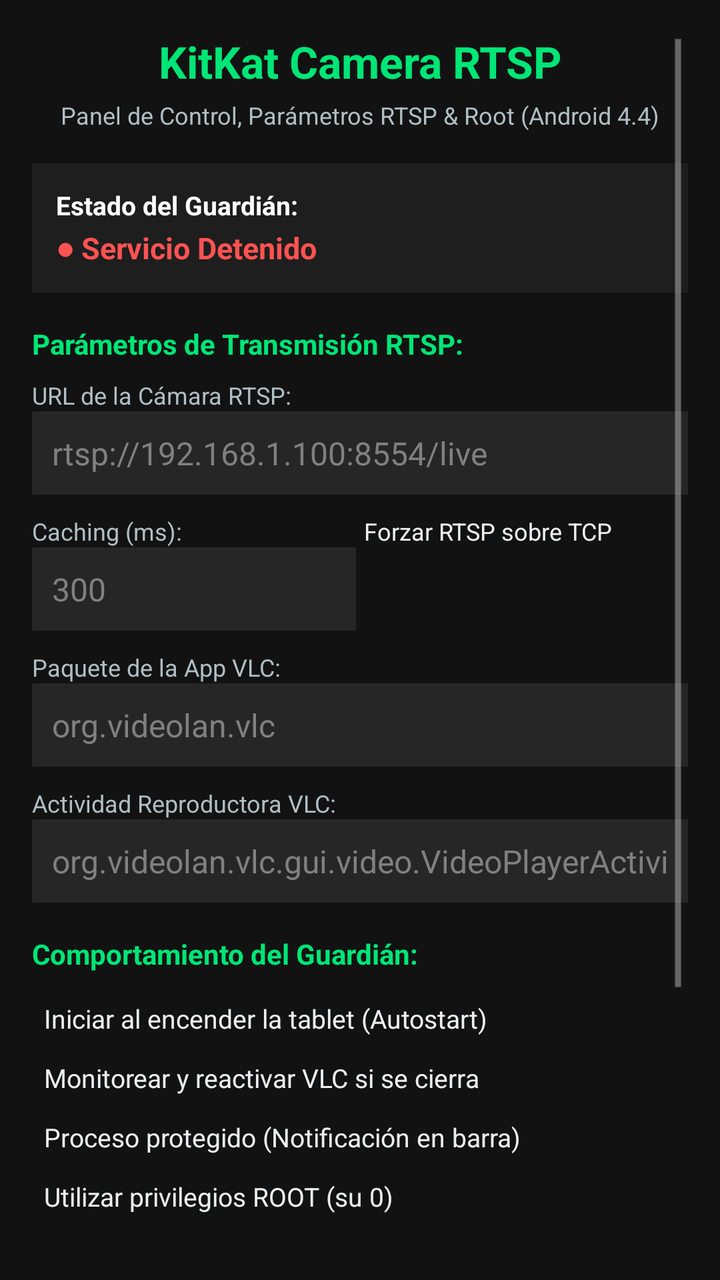
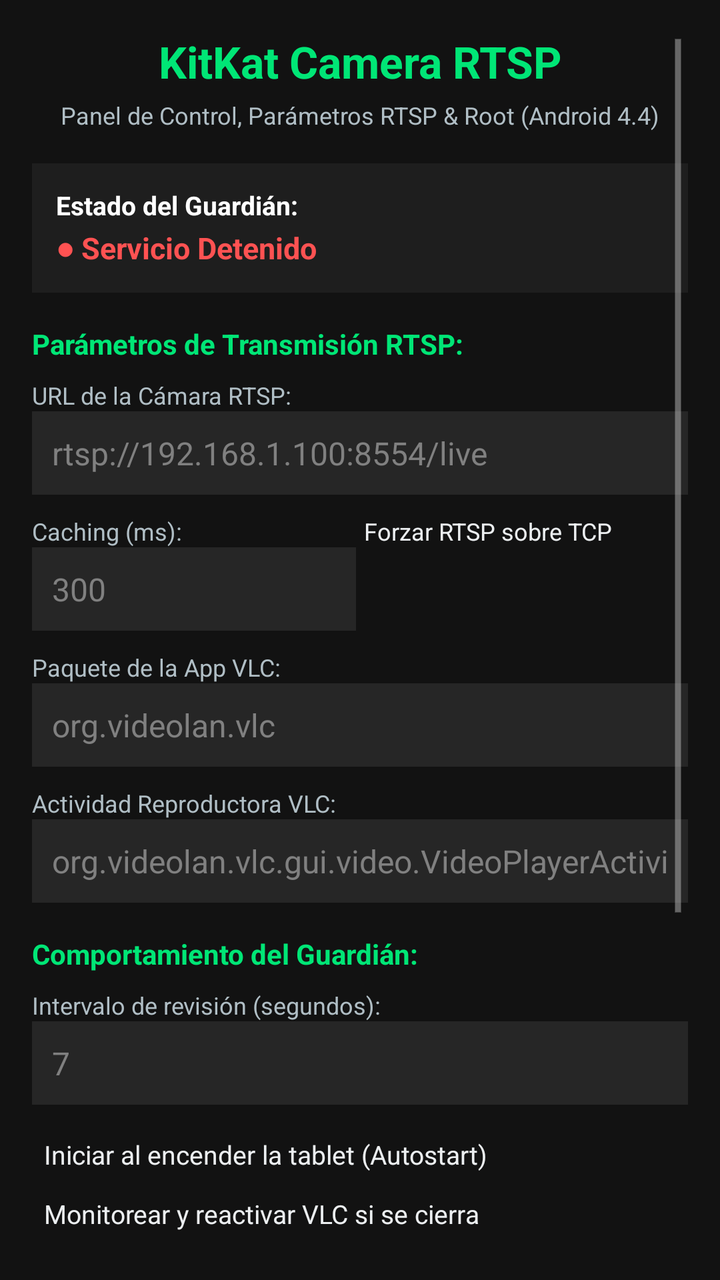

Before-and-after screenshots of an Android layout around one commit, followed by the original layout XML and the change that was made.
<!-- AndroidManifest.xml: application theme android:Theme.Holo.NoActionBar -->
<!-- res/layout/activity_main.xml -->
<?xml version="1.0" encoding="utf-8"?>
<ScrollView xmlns:android="http://schemas.android.com/apk/res/android"
    android:layout_width="match_parent"
    android:layout_height="match_parent"
    android:background="#121212"
    android:padding="16dp">

    <LinearLayout
        android:layout_width="match_parent"
        android:layout_height="wrap_content"
        android:orientation="vertical">

        
        <TextView
            android:layout_width="match_parent"
            android:layout_height="wrap_content"
            android:text="@string/app_name"
            android:textColor="#00E676"
            android:textSize="22sp"
            android:textStyle="bold"
            android:gravity="center"
            android:layout_marginBottom="4dp" />

        <TextView
            android:layout_width="match_parent"
            android:layout_height="wrap_content"
            android:text="@string/sub_header"
            android:textColor="#B0BEC5"
            android:textSize="12sp"
            android:gravity="center"
            android:layout_marginBottom="16dp" />

        
        <LinearLayout
            android:layout_width="match_parent"
            android:layout_height="wrap_content"
            android:orientation="vertical"
            android:background="#1E1E1E"
            android:padding="12dp"
            android:layout_marginBottom="16dp">

            <TextView
                android:layout_width="wrap_content"
                android:layout_height="wrap_content"
                android:text="@string/status_label"
                android:textColor="#FFFFFF"
                android:textSize="13sp"
                android:textStyle="bold" />

            <TextView
                android:id="@+id/tv_status"
                android:layout_width="wrap_content"
                android:layout_height="wrap_content"
                android:text="@string/status_stopped"
                android:textColor="#FF5252"
                android:textSize="15sp"
                android:textStyle="bold"
                android:layout_marginTop="2dp" />
        </LinearLayout>

        
        <TextView
            android:layout_width="wrap_content"
            android:layout_height="wrap_content"
            android:text="@string/rtsp_params_header"
            android:textColor="#00E676"
            android:textSize="14sp"
            android:textStyle="bold"
            android:layout_marginBottom="8dp" />

        <TextView
            android:layout_width="wrap_content"
            android:layout_height="wrap_content"
            android:text="@string/rtsp_url_label"
            android:textColor="#B0BEC5"
            android:textSize="12sp" />

        <EditText
            android:id="@+id/et_rtsp_url"
            android:layout_width="match_parent"
            android:layout_height="wrap_content"
            android:hint="rtsp://192.168.1.100:8554/live"
            android:textColor="#FFFFFF"
            android:background="#262626"
            android:padding="10dp"
            android:singleLine="true"
            android:inputType="textUri"
            android:layout_marginBottom="10dp" />

        <LinearLayout
            android:layout_width="match_parent"
            android:layout_height="wrap_content"
            android:orientation="horizontal"
            android:layout_marginBottom="10dp">

            <LinearLayout
                android:layout_width="0dp"
                android:layout_height="wrap_content"
                android:layout_weight="1"
                android:orientation="vertical"
                android:layout_marginRight="4dp">

                <TextView
                    android:layout_width="wrap_content"
                    android:layout_height="wrap_content"
                    android:text="@string/caching_label"
                    android:textColor="#B0BEC5"
                    android:textSize="12sp" />

                <EditText
                    android:id="@+id/et_network_caching"
                    android:layout_width="match_parent"
                    android:layout_height="wrap_content"
                    android:hint="300"
                    android:textColor="#FFFFFF"
                    android:background="#262626"
                    android:padding="10dp"
                    android:inputType="number"
                    android:singleLine="true" />
            </LinearLayout>

            <CheckBox
                android:id="@+id/cb_rtsp_tcp"
                android:layout_width="0dp"
                android:layout_height="match_parent"
                android:layout_weight="1"
                android:text="@string/force_tcp_label"
                android:textColor="#ECEFF1"
                android:textSize="12sp"
                android:layout_gravity="center_vertical" />
        </LinearLayout>

        <TextView
            android:layout_width="wrap_content"
            android:layout_height="wrap_content"
            android:text="@string/vlc_pkg_label"
            android:textColor="#B0BEC5"
            android:textSize="12sp" />

        <EditText
            android:id="@+id/et_vlc_package"
            android:layout_width="match_parent"
            android:layout_height="wrap_content"
            android:hint="org.videolan.vlc"
            android:textColor="#FFFFFF"
            android:background="#262626"
            android:padding="10dp"
            android:singleLine="true"
            android:layout_marginBottom="10dp" />

        <TextView
            android:layout_width="wrap_content"
            android:layout_height="wrap_content"
            android:text="@string/vlc_act_label"
            android:textColor="#B0BEC5"
            android:textSize="12sp" />

        <EditText
            android:id="@+id/et_vlc_activity"
            android:layout_width="match_parent"
            android:layout_height="wrap_content"
            android:hint="org.videolan.vlc.gui.video.VideoPlayerActivity"
            android:textColor="#FFFFFF"
            android:background="#262626"
            android:padding="10dp"
            android:singleLine="true"
            android:layout_marginBottom="16dp" />

        
        <TextView
            android:layout_width="wrap_content"
            android:layout_height="wrap_content"
            android:text="@string/behavior_header"
            android:textColor="#00E676"
            android:textSize="14sp"
            android:textStyle="bold"
            android:layout_marginBottom="8dp" />

        <CheckBox
            android:id="@+id/cb_boot_start"
            android:layout_width="match_parent"
            android:layout_height="wrap_content"
            android:text="@string/boot_start_label"
            android:textColor="#ECEFF1"
            android:textSize="13sp"
            android:padding="6dp" />

        <CheckBox
            android:id="@+id/cb_watchdog"
            android:layout_width="match_parent"
            android:layout_height="wrap_content"
            android:text="@string/watchdog_label"
            android:textColor="#ECEFF1"
            android:textSize="13sp"
            android:padding="6dp" />

        <CheckBox
            android:id="@+id/cb_persistent_notif"
            android:layout_width="match_parent"
            android:layout_height="wrap_content"
            android:text="@string/persistent_notif_label"
            android:textColor="#ECEFF1"
            android:textSize="13sp"
            android:padding="6dp" />

        <CheckBox
            android:id="@+id/cb_use_root"
            android:layout_width="match_parent"
            android:layout_height="wrap_content"
            android:text="@string/use_root_label"
            android:textColor="#ECEFF1"
            android:textSize="13sp"
            android:padding="6dp"
            android:layout_marginBottom="16dp" />

        
        <Button
            android:id="@+id/btn_save_config"
            android:layout_width="match_parent"
            android:layout_height="48dp"
            android:text="@string/btn_save"
            android:background="#7C4DFF"
            android:textColor="#FFFFFF"
            android:textSize="14sp"
            android:textStyle="bold"
            android:layout_marginBottom="10dp" />

        <Button
            android:id="@+id/btn_launch_now"
            android:layout_width="match_parent"
            android:layout_height="48dp"
            android:text="@string/btn_launch_now"
            android:background="#00C853"
            android:textColor="#FFFFFF"
            android:textSize="14sp"
            android:textStyle="bold"
            android:layout_marginBottom="10dp" />

        <Button
            android:id="@+id/btn_toggle_service"
            android:layout_width="match_parent"
            android:layout_height="48dp"
            android:text="@string/btn_start_service"
            android:background="#29B6F6"
            android:textColor="#FFFFFF"
            android:textSize="14sp"
            android:textStyle="bold"
            android:layout_marginBottom="16dp" />

    </LinearLayout>
</ScrollView>
<!-- resources referenced by this layout -->
<resources>
  <string name="app_name">KitKat Camera RTSP</string>
  <string name="behavior_header">Comportamiento del Guardián:</string>
  <string name="boot_start_label">Iniciar al encender la tablet (Autostart)</string>
  <string name="btn_launch_now">Lanzar Cámara Ahora</string>
  <string name="btn_save">Guardar Parámetros</string>
  <string name="btn_start_service">Iniciar Servicio Guardián</string>
  <string name="caching_label">Caching (ms):</string>
  <string name="force_tcp_label">Forzar RTSP sobre TCP</string>
  <string name="persistent_notif_label">Proceso protegido (Notificación en barra)</string>
  <string name="rtsp_params_header">Parámetros de Transmisión RTSP:</string>
  <string name="rtsp_url_label">URL de la Cámara RTSP:</string>
  <string name="status_label">Estado del Guardián:</string>
  <string name="status_stopped">● Servicio Detenido</string>
  <string name="sub_header">Panel de Control, Parámetros RTSP &amp; Root (Android 4.4)</string>
  <string name="use_root_label">Utilizar privilegios ROOT (su 0)</string>
  <string name="vlc_act_label">Actividad Reproductora VLC:</string>
  <string name="vlc_pkg_label">Paquete de la App VLC:</string>
  <string name="watchdog_label">Monitorear y reactivar VLC si se cierra</string>
</resources>

<!-- the commit's change to res/layout/activity_main.xml (unified diff, before → after) -->
@@ -176,6 +176,25 @@
             android:textStyle="bold"
             android:layout_marginBottom="8dp" />
 
+        <TextView
+            android:layout_width="wrap_content"
+            android:layout_height="wrap_content"
+            android:text="@string/interval_label"
+            android:textColor="#B0BEC5"
+            android:textSize="12sp" />
+
+        <EditText
+            android:id="@+id/et_check_interval"
+            android:layout_width="match_parent"
+            android:layout_height="wrap_content"
+            android:hint="7"
+            android:textColor="#FFFFFF"
+            android:background="#262626"
+            android:padding="10dp"
+            android:inputType="number"
+            android:singleLine="true"
+            android:layout_marginBottom="10dp" />
+
         <CheckBox
             android:id="@+id/cb_boot_start"
             android:layout_width="match_parent"
<!-- resource entries referenced after the edit -->
@@ -8,6 +8,7 @@
   <string name="btn_start_service">Iniciar Servicio Guardián</string>
   <string name="caching_label">Caching (ms):</string>
   <string name="force_tcp_label">Forzar RTSP sobre TCP</string>
+  <string name="interval_label">Intervalo de revisión (segundos):</string>
   <string name="persistent_notif_label">Proceso protegido (Notificación en barra)</string>
   <string name="rtsp_params_header">Parámetros de Transmisión RTSP:</string>
   <string name="rtsp_url_label">URL de la Cámara RTSP:</string>
